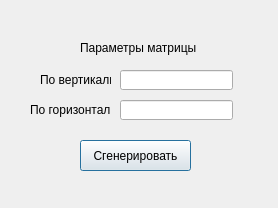
The window that startwindow.ui (MikProtopopov/Diplom) describes before a commit, drawn with Qt 5.
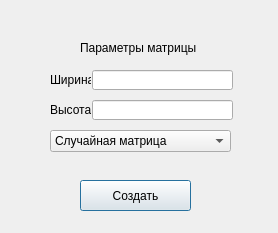
The same window after the commit.

Patch:
```diff
--- a/startwindow.ui
+++ b/startwindow.ui
@@ -10,7 +10,7 @@
     <x>0</x>
     <y>0</y>
     <width>278</width>
-    <height>208</height>
+    <height>233</height>
    </rect>
   </property>
   <property name="focusPolicy">
@@ -22,9 +22,9 @@
   <widget class="QLineEdit" name="lineEditX">
    <property name="geometry">
     <rect>
-     <x>120</x>
+     <x>92</x>
      <y>70</y>
-     <width>113</width>
+     <width>141</width>
      <height>20</height>
     </rect>
    </property>
@@ -32,9 +32,9 @@
   <widget class="QLineEdit" name="lineEditY">
    <property name="geometry">
     <rect>
-     <x>120</x>
+     <x>92</x>
      <y>100</y>
-     <width>113</width>
+     <width>141</width>
      <height>20</height>
     </rect>
    </property>
@@ -42,27 +42,27 @@
   <widget class="QLabel" name="label">
    <property name="geometry">
     <rect>
-     <x>40</x>
+     <x>50</x>
      <y>70</y>
-     <width>71</width>
+     <width>41</width>
      <height>20</height>
     </rect>
    </property>
    <property name="text">
-    <string>По вертикали</string>
+    <string>Ширина</string>
    </property>
   </widget>
   <widget class="QLabel" name="label_2">
    <property name="geometry">
     <rect>
-     <x>30</x>
+     <x>50</x>
      <y>100</y>
-     <width>81</width>
+     <width>41</width>
      <height>20</height>
     </rect>
    </property>
    <property name="text">
-    <string>По горизонтали</string>
+    <string>Высота</string>
    </property>
   </widget>
   <widget class="QLabel" name="label_3">
@@ -82,15 +82,35 @@
    <property name="geometry">
     <rect>
      <x>80</x>
-     <y>140</y>
+     <y>180</y>
      <width>111</width>
      <height>31</height>
     </rect>
    </property>
    <property name="text">
-    <string>Сгенерировать</string>
+    <string>Создать</string>
    </property>
   </widget>
+  <widget class="QComboBox" name="comboBox">
+   <property name="geometry">
+    <rect>
+     <x>50</x>
+     <y>130</y>
+     <width>181</width>
+     <height>22</height>
+    </rect>
+   </property>
+   <item>
+    <property name="text">
+     <string>Случайная матрица</string>
+    </property>
+   </item>
+   <item>
+    <property name="text">
+     <string>Матрица Адамара</string>
+    </property>
+   </item>
+  </widget>
  </widget>
  <resources/>
  <connections/>
```
